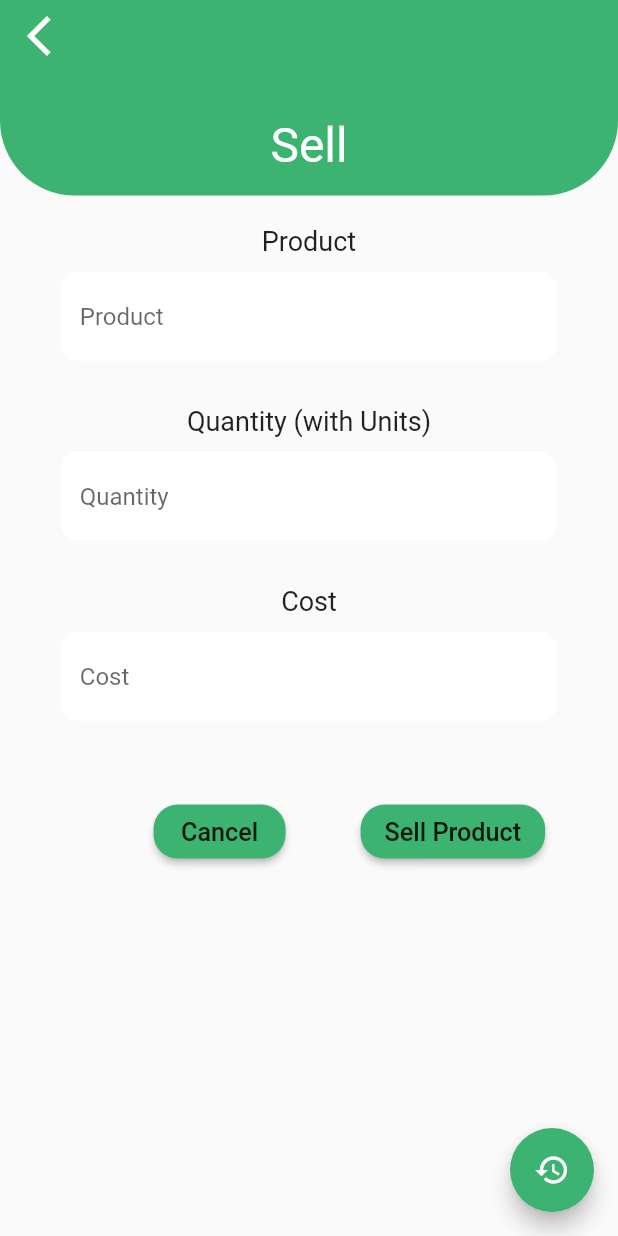
After one commit to LameCoder17/FarmaFriend, a Flutter app: the Sell screen opened directly, on a phone screen of 412 x 824 dp. The commit adds this screen. Run offline on Flutter 3.47's test engine with Material 2 defaults, Android fonts, the phone set to English and light mode, and no system bars; our stand-ins replace firebase_database, google_sign_in; accounts and stored records are empty.

Commit message:
Added the sell page

```diff
--- a/lib/alreadyBought.dart
+++ b/lib/alreadyBought.dart
@@ -77,20 +77,14 @@ class AlreadyBoughtState extends State<AlreadyBought> {
             child: FutureBuilder(
               future: dbRefBuy.orderByChild("Buyer").equalTo(currentUserData.UserName).once(),
               builder: (context, AsyncSnapshot<DataSnapshot> snapshot){
-                //print("Hello");
-                print(snapshot.data.value);
-                print(currentUserData.UserName);
                 if(snapshot.hasData){
                   if(snapshot.data.value == null){
-                    print(currentUserData.UserName);
                     return Container(
                       height: heightScreen*0.3,
                       width: widthScreen,
                       child: Text("You have not Bought any items previously", style: TextStyle(fontSize: 20.00),textAlign: TextAlign.center,),
                     );
                   }
-                  print(snapshot.data.value);
-                  print(currentUserData.UserName);
                   Map<dynamic, dynamic> values = snapshot.data.value;  //Map of the data received
                   List<dynamic> lists = [];
                   values.forEach((x,y) {
--- a/lib/profile.dart
+++ b/lib/profile.dart
@@ -1,4 +1,5 @@
 import 'package:farmafriend/resources.dart';
+import 'package:farmafriend/sell.dart';
 import 'package:flutter/cupertino.dart';
 import 'package:flutter/material.dart';
 import 'package:google_sign_in/google_sign_in.dart';
@@ -114,7 +115,7 @@ class _ProfileScreenState extends State<ProfileScreen> {
                     print("Tapped");
                     Navigator.push(context, MaterialPageRoute(
                         builder: (BuildContext context){
-                          return buy();
+                          return Buy();
                         }
                     ));
                   },
@@ -137,6 +138,11 @@ class _ProfileScreenState extends State<ProfileScreen> {
                   ),
                   onTap: (){
                     print("Tapped");
+                    Navigator.push(context, MaterialPageRoute(
+                        builder: (BuildContext context){
+                          return Sell();
+                        }
+                    ));
                   },
                 ),
 
@@ -194,11 +200,9 @@ class _ProfileScreenState extends State<ProfileScreen> {
                       ));
                     },
                   ),
-
                 ],
               )
           ),
-
         ],
       )
     )
--- /dev/null
+++ b/lib/sell.dart
@@ -0,0 +1,299 @@
+import 'package:flutter/material.dart';
+import 'package:farmafriend/currentUserProfileData.dart';
+import 'package:firebase_database/firebase_database.dart';
+
+class Sell extends StatefulWidget {
+
+  Sell();
+  @override
+  SellState createState() => SellState();
+}
+
+class SellState extends State<Sell> {
+
+  final dbRefBuy = FirebaseDatabase.instance.reference().child("Inventory");
+  final GlobalKey<
+      ScaffoldState> _scaffoldKey = new GlobalKey< //Mainly for snackbar
+      ScaffoldState>();
+  TextEditingController cost = TextEditingController();
+  TextEditingController product = TextEditingController();
+  TextEditingController quantity = TextEditingController();
+  var _formKey = GlobalKey<FormState>();
+
+  @override
+  Widget build(BuildContext context) {
+    double heightScreen = MediaQuery //To find height of screen
+        .of(context)
+        .size
+        .height;
+    double widthScreen = MediaQuery //To find width of screen
+        .of(context)
+        .size
+        .width;
+    return Scaffold(
+      key: _scaffoldKey,
+      floatingActionButton: FloatingActionButton(
+        backgroundColor: Color(0xFF3CB371),
+        child: Icon(Icons.history),
+        onPressed: () {
+
+        },
+      ),
+      body: ListView(
+        children: <Widget>[
+          Container( // This is for the back button
+            color: Color(0xFF3CB371),
+            child: Row(
+              children: <Widget>[
+                Padding(
+                  padding: EdgeInsets.only(left: 10.00),
+                  child: IconButton(
+                    icon: Icon(Icons.arrow_back_ios),
+                    iconSize: 32,
+                    color: Colors.white,
+                    onPressed: () {
+                      Navigator.pop(context);
+                    },
+                  ),
+                )
+              ],
+            ),
+          ),
+          Container(  //This is for the rounded background
+              height: heightScreen * 0.1,
+              decoration: BoxDecoration(
+                  color: Color(0xFF3CB371),
+                  borderRadius: BorderRadius.only(
+                      bottomRight: Radius.circular(50.00),
+                      bottomLeft: Radius.circular(50.00)
+                  )
+              ),
+              child: Column(
+                children: <Widget>[
+                  Padding(  //The word Buy on the rounded background
+                    padding: EdgeInsets.only(top: 30.00),
+                    child: Text(
+                      "Sell",
+                      style: TextStyle(
+                          fontSize: 32.00,
+                          color: Colors.white
+                      ),
+                    ),
+                  ),
+                ],
+              )
+          ),
+          Padding(
+            padding: EdgeInsets.only(top: 20.0, left: 20.0, right: 20.0),
+            child: Form(
+              key: _formKey,
+              child: Column(
+                children: <Widget>[
+                  Padding(
+                    padding: EdgeInsets.only(bottom: 10.0),
+                    child: Text(
+                      "Product", textAlign: TextAlign.left, style: TextStyle(fontSize: 18.0),
+                    ),
+                  ),
+                  SizedBox(
+                    width: widthScreen*0.8,
+                    child: TextFormField(
+                      keyboardType: TextInputType.text,
+                      controller: product,
+                      validator: (String value){
+                        if(value.isEmpty){
+                          return 'Enter Product Name';
+                        }
+                        else{
+                          return null;
+                        }
+                      },
+                      decoration: InputDecoration(
+                          filled: true,
+                          fillColor: Colors.white,
+                          hintText: 'Product',
+
+                          focusedBorder: OutlineInputBorder(
+                              borderSide: BorderSide(
+                                  color: Colors.black,
+                                  width: 2.0
+                              )
+                          ),
+                          enabledBorder: OutlineInputBorder(
+                              borderSide: BorderSide(
+                                color: Colors.white,
+                              ),
+                              borderRadius: BorderRadius.circular(10.0)
+                          ),
+                          border: OutlineInputBorder(
+                              borderRadius: BorderRadius.circular(10.0))
+                      ),
+                    ),
+                  ),
+                  Container(
+                    height: 30.0,
+                  ),
+                  Padding(
+                    padding: EdgeInsets.only(bottom: 10.0),
+                    child: Text(
+                      "Quantity (with Units)", textAlign: TextAlign.left, style: TextStyle(fontSize: 18.0),
+                    ),
+                  ),
+                  SizedBox(
+                    width: widthScreen*0.8,
+                    child: TextFormField(
+                      keyboardType: TextInputType.text,
+                      controller: quantity,
+                      validator: (String value){
+                        if(value.isEmpty){
+                          return 'Enter Quantity (with units)';
+                        }
+                        else{
+                          return null;
+                        }
+                      },
+                      decoration: InputDecoration(
+                          filled: true,
+                          fillColor: Colors.white,
+                          hintText: 'Quantity',
+                          focusedBorder: OutlineInputBorder(
+                              borderSide: BorderSide(
+                                  color: Colors.black,
+                                  width: 2.0
+                              )
+                          ),
+                          enabledBorder: OutlineInputBorder(
+                              borderSide: BorderSide(
+                                color: Colors.white,
+                              ),
+                              borderRadius: BorderRadius.circular(10.0)
+                          ),
+                          border: OutlineInputBorder(
+                              borderRadius: BorderRadius.circular(10.0))
+                      ),
+                    ),
+                  ),
+                  Container(
+                    height: 30.0,
+                  ),
+                  Padding(
+                    padding: EdgeInsets.only(bottom: 10.0),
+                    child: Text(
+                      "Cost", textAlign: TextAlign.left, style: TextStyle(fontSize: 18.0),
+                    ),
+                  ),
+                  SizedBox(
+                    width: widthScreen*0.8,
+                    child: TextFormField(
+                      keyboardType: TextInputType.number,
+                      controller: cost,
+                      validator: (String value){
+                        if(value.isEmpty){
+                          return 'Enter Cost in Rupees';
+                        }
+                        else{
+                          return null;
+                        }
+                      },
+                      decoration: InputDecoration(
+                          filled: true,
+                          fillColor: Colors.white,
+                          hintText: 'Cost',
+                          focusedBorder: OutlineInputBorder(
+                              borderSide: BorderSide(
+                                  color: Colors.black,
+                                  width: 2.0
+                              )
+                          ),
+                          enabledBorder: OutlineInputBorder(
+                              borderSide: BorderSide(
+                                color: Colors.white,
+                              ),
+                              borderRadius: BorderRadius.circular(10.0)
+                          ),
+                          border: OutlineInputBorder(
+                              borderRadius: BorderRadius.circular(10.0))
+                      ),
+                    ),
+                  ),
+                  Container(
+                    height: 30.0,
+                  ),
+                  Padding(
+                    padding: EdgeInsets.only(top: 20.0, left: widthScreen*0.2),
+                    child: Row(
+                      children: <Widget>[
+                        RaisedButton(
+                          child: Text('Cancel',
+                            textScaleFactor: 1.2,),
+                          shape: RoundedRectangleBorder(
+                              borderRadius: BorderRadius.circular(16.0)
+                          ),
+                          color: Color(0xFF3CB371),
+                          onPressed: (){
+                            Navigator.pop(context);
+                          },
+                        ),
+                        Container(
+                          width: 50.0,
+                        ),
+                        RaisedButton(
+                          onPressed: () {
+                            if(_formKey.currentState.validate())
+                            {
+                              readData(product.text, quantity.text, cost.text);
+                            }
+                          },
+                          color: Color(0xFF3CB371),
+                          child: Text('Sell Product',
+                            textScaleFactor: 1.2,
+                          ),
+                          shape: RoundedRectangleBorder(
+                              borderRadius: BorderRadius.circular(16.0)
+                          ),
+                        ),
+                      ],
+                    ),
+                  )
+                ],
+              ),
+            )
+          )
+        ],
+      ),
+    );
+  }
+
+  void readData(String product, String quantity, String cost ){
+    dbRefBuy.once().then((DataSnapshot snapshot){
+      print(snapshot.value);
+      Map<dynamic, dynamic> values = snapshot.value;
+      int temp = 0;
+      values.forEach((key, value) {
+        if(temp < int.parse(key.toString().split(" ")[1])){
+          temp = int.parse(key.toString().split(" ")[1]);
+        }
+      });
+      dbRefBuy.child("Item ${temp+1}").set(
+          {
+            'Buyer' : 'Null',
+            'Cost' : int.parse(cost),
+            'Location': currentUserData.city,
+            'Product' : product,
+            'Quantity' : quantity,
+            'Seller' : currentUserData.UserName,
+            'Status' : 'Pending'
+          }
+      );
+    });
+    showSnackBar("Item successfully added to Marketplace");
+  }
+
+  void showSnackBar(String message) { // For the snackbar
+    final snackBar = SnackBar(
+      content: Text(message),
+      duration: Duration(seconds: 1),
+    );
+    _scaffoldKey.currentState.showSnackBar(snackBar);
+  }
+}
```
Also changed, not shown: lib/admin/profile_admin.dart (deleted, +0 -89 lines), lib/buy.dart (+9 -10 lines), lib/login.dart (+1 -11 lines).
